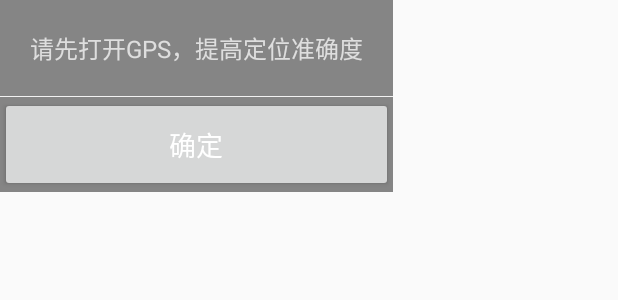
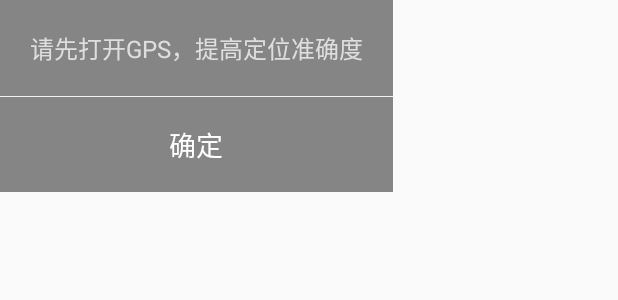
Before and after one commit to gaoleicoding/BiuBike, an Android app: the layout dialog_confirm.xml on its own in the app's theme, with its tools: preview values and no code run, on a phone screen of 412 x 824 dp. Shown: the top 300 px of the screen. Run offline under Robolectric (Android 15) with nearby library versions, the phone set to English and light mode, and no system bars.

```diff
--- a/BiuBike/app/src/main/res/drawable/dialog_confirm_selector.xml
+++ b/BiuBike/app/src/main/res/drawable/dialog_confirm_selector.xml
@@ -6,7 +6,7 @@
     <item android:state_pressed="true">
         <shape>
 
-            <solid android:color="#99858585" />
+            <solid android:color="#99000000" />
         </shape>
     </item>
 
--- a/BiuBike/app/src/main/res/layout/dialog_confirm.xml
+++ b/BiuBike/app/src/main/res/layout/dialog_confirm.xml
@@ -17,7 +17,7 @@
 
     <View style="@style/menu_divider_style" />
 
-    <Button
+    <TextView
         android:id="@+id/confirm"
         android:layout_width="match_parent"
         android:layout_height="wrap_content"
@@ -25,6 +25,8 @@
         android:padding="18dp"
         android:text="@string/confirm"
         android:textColor="@color/white"
+        android:clickable="true"
+        android:background="@drawable/dialog_confirm_selector"
         android:textSize="18sp" />
 
 
```
Also changed, not shown: BiuBike/app/src/main/java/com/biubike/MainActivity.java (+20 -36 lines).
